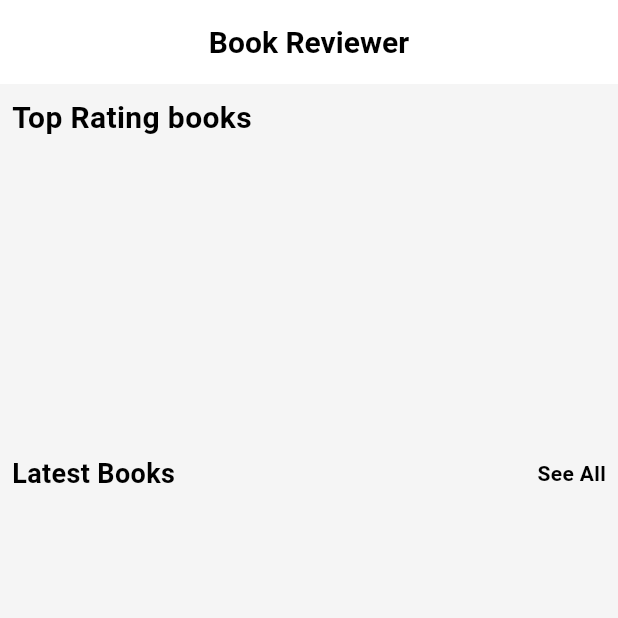
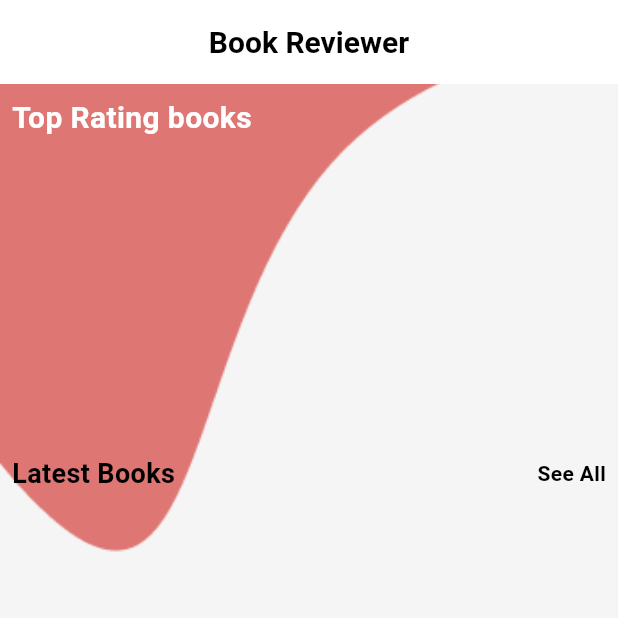
Before and after one commit to fuatebuzeyneb/BookReviewer, a Flutter app: the HomeView screen opened by its route, on a phone screen of 412 x 824 dp, the top half of it. Run offline on Flutter 3.47's test engine with Material 3 defaults, Android fonts, the phone set to English and light mode, and no system bars; our stand-ins replace cloud_firestore, firebase_auth, firebase_core, firebase_storage, flutter_keyboard_visibility, flutter_rating_bar and 5 more; accounts and stored records are empty.

Commit message:
Remove unused image assets and update HomeView layout with background image

```diff
--- a/lib/views/screens/main_screens/home_view.dart
+++ b/lib/views/screens/main_screens/home_view.dart
@@ -33,7 +33,14 @@ class HomeView extends StatelessWidget {
         ),
       ),
       backgroundColor: Colors.grey[100],
-      body: Padding(
+      body: Container(
+        decoration: const BoxDecoration(
+          image: DecorationImage(
+            image: AssetImage('assets/images/background3.png'),
+            fit: BoxFit.cover,
+          ),
+        ),
+        child: Padding(
           padding: const EdgeInsets.all(8.0),
           child: Column(
             mainAxisAlignment: MainAxisAlignment.center,
@@ -44,6 +51,7 @@ class HomeView extends StatelessWidget {
                     text: 'Top Rating books',
                     fontSize: 20,
                     fontWeight: FontWeight.bold,
+                    color: Colors.white,
                   ),
                 ],
               ),
@@ -80,6 +88,7 @@ class HomeView extends StatelessWidget {
             ],
           ),
         ),
+      ),
     );
   }
 }
```
Also changed, not shown: assets/images/9 Of The Best Login Screen Examples From Around The Web.jpg (deleted), assets/images/Screenshot 2025-02-12 204728.png (deleted), assets/images/background3.png (added), assets/images/test_book.jpg (deleted). Lines whose indentation alone changed are shown as unchanged.
